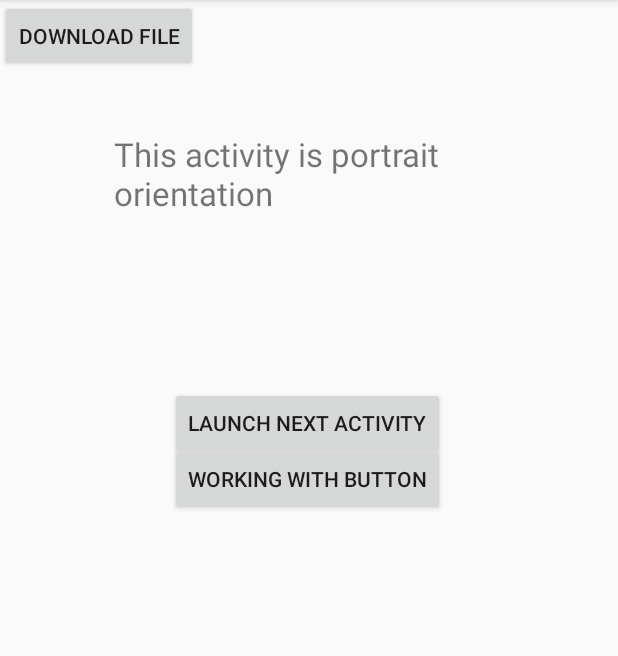
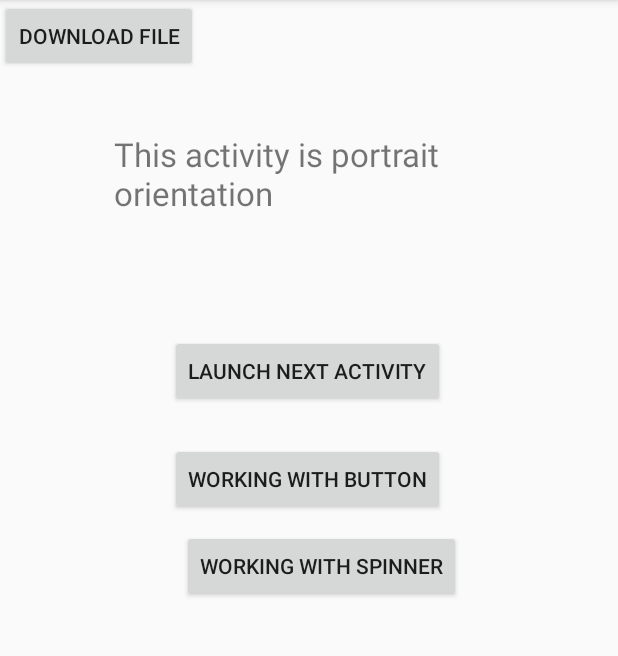
Before and after one commit to chamathshashika/android_testing, an Android app: the screen it shows after launch (MainActivity), on a phone screen of 412 x 824 dp, the part 84-740 px from its top. Run offline under Robolectric (Android 15) with nearby library versions, the light colour scheme and no system bars.

Commit message:
Android Button Example with Spinner

```diff
--- a/src/main/AndroidManifest.xml
+++ b/src/main/AndroidManifest.xml
@@ -9,7 +9,8 @@
         android:roundIcon="@mipmap/ic_launcher_round"
         android:supportsRtl="true"
         android:theme="@style/AppTheme">
-        <activity android:name=".working_with_Button"></activity>
+        <activity android:name=".SpinnerActivity"></activity>
+        <activity android:name=".working_with_Button" />
         <activity
             android:name=".MainActivity"
             android:screenOrientation="portrait">
--- a/src/main/java/com/example/myapplication/MainActivity.java
+++ b/src/main/java/com/example/myapplication/MainActivity.java
@@ -33,6 +33,7 @@ public class MainActivity extends AppCompatActivity {
 
     Button button1;
     Button button3;
+    Button button4;
 
     @Override
     protected void onCreate(Bundle savedInstanceState) {
@@ -41,6 +42,7 @@ public class MainActivity extends AppCompatActivity {
 
         button1=(Button)findViewById(R.id.button1);
         button3 = (Button) findViewById(R.id.button3);
+        button4 = (Button) findViewById(R.id.button4);
 
         addListenerOnButtonClick();
 
@@ -52,6 +54,11 @@ public class MainActivity extends AppCompatActivity {
 
     public void onClickButton(View v){
         Intent intent = new Intent(MainActivity.this,working_with_Button.class);
+        startActivity(intent);
+    }
+
+    public void onClickSpinnerButton(View v){
+        Intent intent = new Intent(MainActivity.this,SpinnerActivity.class);
         startActivity(intent);
     }
 
--- a/src/main/res/layout/activity_main.xml
+++ b/src/main/res/layout/activity_main.xml
@@ -20,7 +20,7 @@
         android:id="@+id/button1"
         android:layout_width="wrap_content"
         android:layout_height="wrap_content"
-        android:layout_marginTop="50dp"
+        android:layout_marginTop="10dp"
         android:layout_marginBottom="18dp"
         android:onClick="onClick"
         android:text="Launch next activity"
@@ -62,4 +62,20 @@
         app:layout_constraintTop_toBottomOf="@+id/editText1"
         app:layout_constraintVertical_bias="0.0" />
 
+    <Button
+        android:id="@+id/button4"
+        android:layout_width="wrap_content"
+        android:layout_height="wrap_content"
+        android:layout_marginTop="10dp"
+        android:layout_marginBottom="8dp"
+        android:onClick="onClickSpinnerButton"
+        android:text="Working with Spinner"
+        android:visibility="visible"
+        app:layout_constraintBottom_toBottomOf="parent"
+        app:layout_constraintEnd_toEndOf="parent"
+        app:layout_constraintHorizontal_bias="0.538"
+        app:layout_constraintStart_toStartOf="parent"
+        app:layout_constraintTop_toBottomOf="@+id/button3"
+        app:layout_constraintVertical_bias="0.0" />
+
 </androidx.constraintlayout.widget.ConstraintLayout>
```
Also changed, not shown: src/main/java/com/example/myapplication/SpinnerActivity.java (added, +40 -0 lines), src/main/res/layout/activity_spinner.xml (added, +26 -0 lines).
